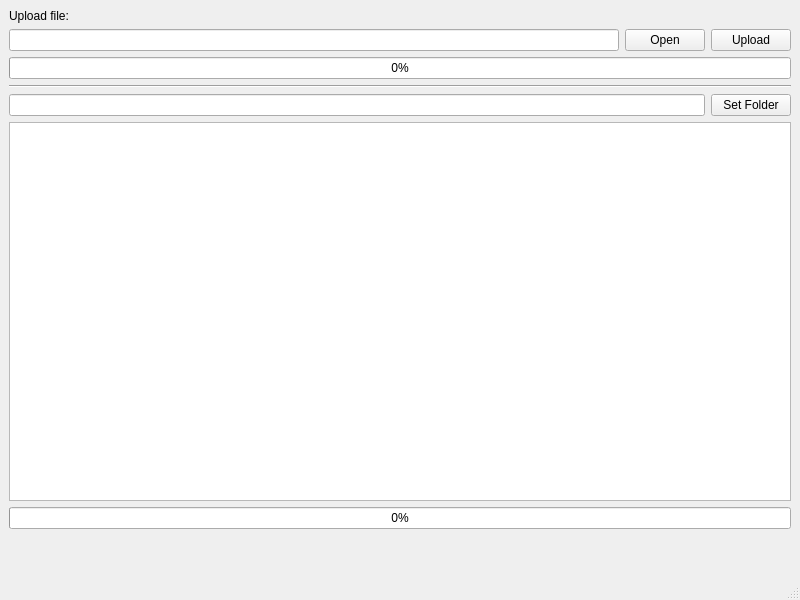
Before: the Qt Designer form tebrafile/mainwindow.ui in MATF-RS20/RS022-tebrafile, drawn with Qt 5.
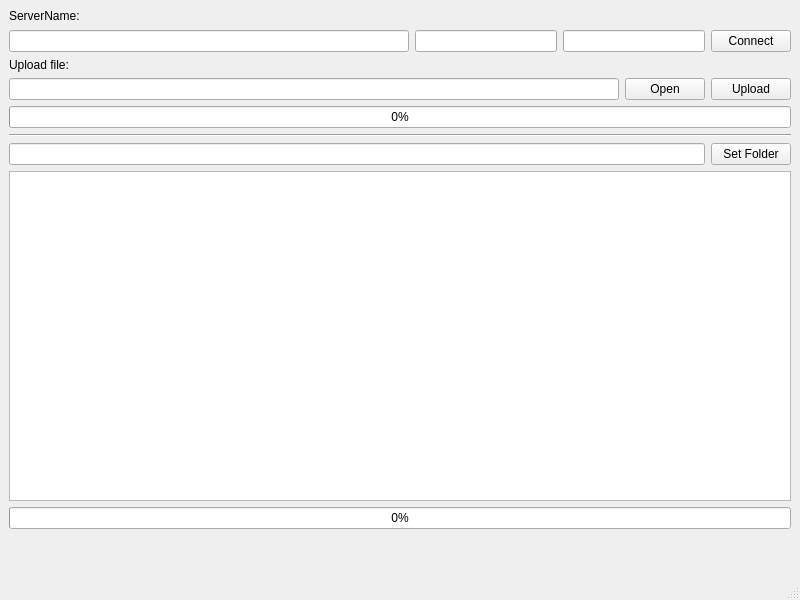
After: the same form once the commit is applied.

Patch:
```diff
--- a/tebrafile/mainwindow.ui
+++ b/tebrafile/mainwindow.ui
@@ -15,6 +15,43 @@
   </property>
   <widget class="QWidget" name="centralwidget">
    <layout class="QVBoxLayout" name="verticalLayout">
+    <item>
+     <widget class="QLabel" name="label2">
+      <property name="text">
+       <string>ServerName:</string>
+      </property>
+     </widget>
+    </item>
+    <item>
+     <layout class="QHBoxLayout" name="hl3">
+      <property name="topMargin">
+       <number>1</number>
+      </property>
+      <item>
+       <widget class="QLineEdit" name="serverNameField">
+        <property name="minimumSize">
+         <size>
+          <width>400</width>
+          <height>0</height>
+         </size>
+        </property>
+       </widget>
+      </item>
+      <item>
+       <widget class="QLineEdit" name="userNameField"/>
+      </item>
+      <item>
+       <widget class="QLineEdit" name="passwdField"/>
+      </item>
+      <item>
+       <widget class="QPushButton" name="connectButton">
+        <property name="text">
+         <string>Connect</string>
+        </property>
+       </widget>
+      </item>
+     </layout>
+    </item>
     <item>
      <widget class="QLabel" name="label">
       <property name="text">
@@ -25,7 +62,11 @@
     <item>
      <layout class="QHBoxLayout" name="horizontalLayout">
       <item>
-       <widget class="QLineEdit" name="uploadFileInput"/>
+       <widget class="QLineEdit" name="uploadFileInput">
+        <property name="text">
+         <string/>
+        </property>
+       </widget>
       </item>
       <item>
        <widget class="QPushButton" name="pushButton">
```
Left out of the diff: 7 changed lines with no effect on the pictures.
